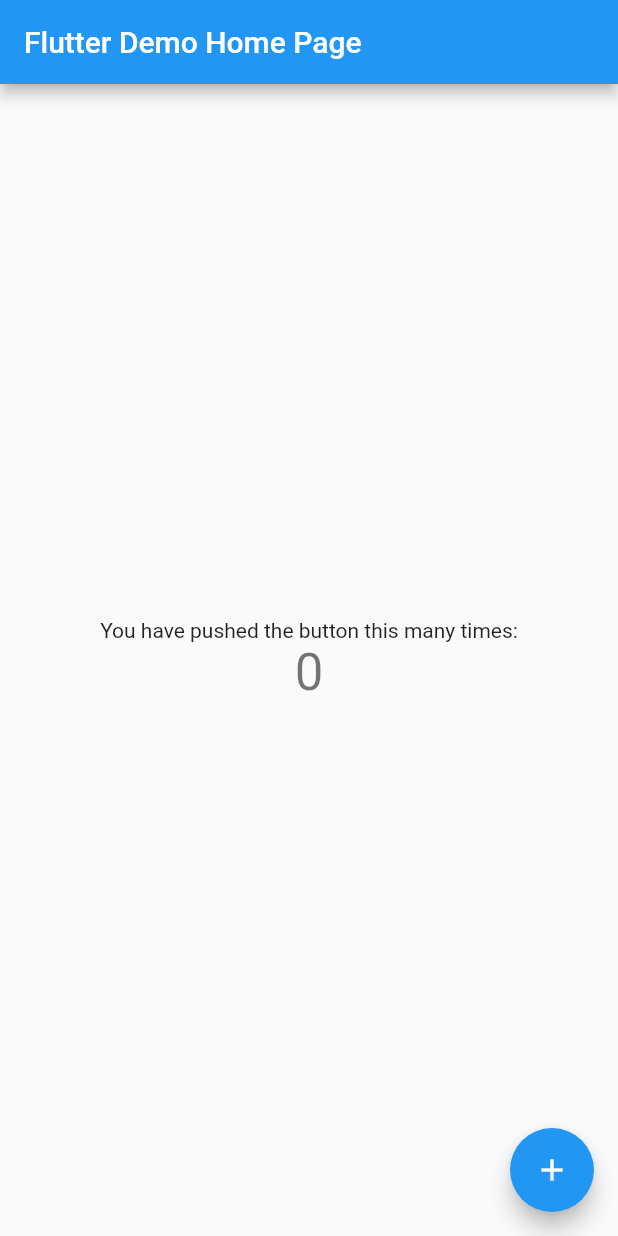
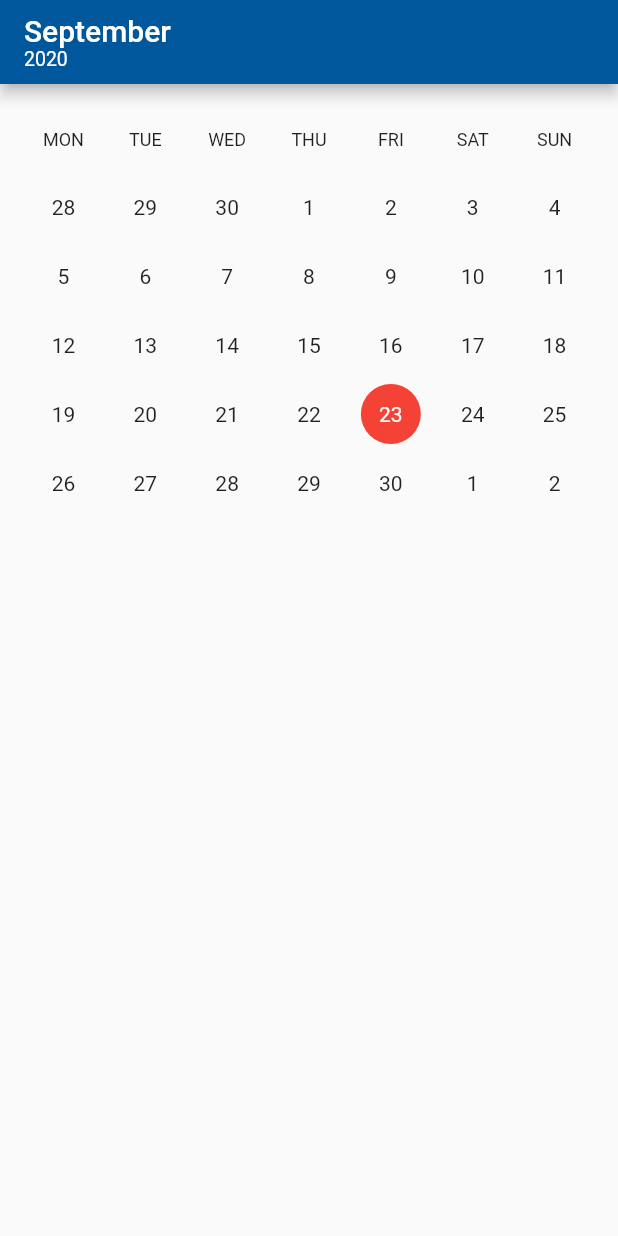
Before and after one commit to huytbt/flutter-lunar-calendar-app, a Flutter app: the screen it shows after launch, on a phone screen of 412 x 824 dp. Run offline on Flutter 3.47's test engine with Material 2 defaults, Android fonts, the phone set to English and light mode, and no system bars.

Commit message:
Show Calendar screen

```diff
--- /dev/null
+++ b/lib/calendar.dart
@@ -0,0 +1,228 @@
+import 'package:flutter/material.dart';
+
+class CalendarScreen extends StatefulWidget {
+  CalendarScreen({Key key}) : super(key: key);
+
+  @override
+  _CalendarScreenState createState() => _CalendarScreenState();
+}
+
+class _CalendarScreenState extends State<CalendarScreen> {
+  @override
+  Widget build(BuildContext context) {
+    int _date = 1;
+    return Scaffold(
+      appBar: AppBar(
+        title: Column(
+          crossAxisAlignment: CrossAxisAlignment.start,
+          children: [
+            Text('September'),
+            Text(
+              '2020',
+              style: TextStyle(
+                fontSize: 13,
+                fontWeight: FontWeight.normal,
+              ),
+            ),
+          ],
+        ),
+        centerTitle: false,
+      ),
+      body: Container(
+        padding: EdgeInsets.all(15),
+        child: Table(
+          children: [
+            TableRow(
+              children: [
+                TableCell(
+                  child: showHeader('MON'),
+                ),
+                TableCell(
+                  child: showHeader('TUE'),
+                ),
+                TableCell(
+                  child: showHeader('WED'),
+                ),
+                TableCell(
+                  child: showHeader('THU'),
+                ),
+                TableCell(
+                  child: showHeader('FRI'),
+                ),
+                TableCell(
+                  child: showHeader('SAT'),
+                ),
+                TableCell(
+                  child: showHeader('SUN'),
+                ),
+              ],
+            ),
+            TableRow(
+              children: [
+                TableCell(
+                  child: showDate(28),
+                ),
+                TableCell(
+                  child: showDate(29),
+                ),
+                TableCell(
+                  child: showDate(30),
+                ),
+                TableCell(
+                  child: showDate(_date++),
+                ),
+                TableCell(
+                  child: showDate(_date++),
+                ),
+                TableCell(
+                  child: showDate(_date++),
+                ),
+                TableCell(
+                  child: showDate(_date++),
+                ),
+              ],
+            ),
+            TableRow(
+              children: [
+                TableCell(
+                  child: showDate(_date++),
+                ),
+                TableCell(
+                  child: showDate(_date++),
+                ),
+                TableCell(
+                  child: showDate(_date++),
+                ),
+                TableCell(
+                  child: showDate(_date++),
+                ),
+                TableCell(
+                  child: showDate(_date++),
+                ),
+                TableCell(
+                  child: showDate(_date++),
+                ),
+                TableCell(
+                  child: showDate(_date++),
+                ),
+              ],
+            ),
+            TableRow(
+              children: [
+                TableCell(
+                  child: showDate(_date++),
+                ),
+                TableCell(
+                  child: showDate(_date++),
+                ),
+                TableCell(
+                  child: showDate(_date++),
+                ),
+                TableCell(
+                  child: showDate(_date++),
+                ),
+                TableCell(
+                  child: showDate(_date++),
+                ),
+                TableCell(
+                  child: showDate(_date++),
+                ),
+                TableCell(
+                  child: showDate(_date++),
+                ),
+              ],
+            ),
+            TableRow(
+              children: [
+                TableCell(
+                  child: showDate(_date++),
+                ),
+                TableCell(
+                  child: showDate(_date++),
+                ),
+                TableCell(
+                  child: showDate(_date++),
+                ),
+                TableCell(
+                  child: showDate(_date++),
+                ),
+                TableCell(
+                  child: showDate(_date++, today: true),
+                ),
+                TableCell(
+                  child: showDate(_date++),
+                ),
+                TableCell(
+                  child: showDate(_date++),
+                ),
+              ],
+            ),
+            TableRow(
+              children: [
+                TableCell(
+                  child: showDate(_date++),
+                ),
+                TableCell(
+                  child: showDate(_date++),
+                ),
+                TableCell(
+                  child: showDate(_date++),
+                ),
+                TableCell(
+                  child: showDate(_date++),
+                ),
+                TableCell(
+                  child: showDate(_date++),
+                ),
+                TableCell(
+                  child: showDate(1),
+                ),
+                TableCell(
+                  child: showDate(2),
+                ),
+              ],
+            ),
+          ],
+        ),
+      ),
+    );
+  }
+
+  Widget showHeader(String name) {
+    return Container(
+      padding: EdgeInsets.only(top: 15, bottom: 15),
+      child: Center(
+        child: Text(
+          name,
+          style: TextStyle(fontSize: 12),
+        ),
+      ),
+    );
+  }
+
+  Widget showDate(int date, {bool today = false}) {
+    if (today) {
+      return Container(
+        padding: EdgeInsets.all(3),
+        child: CircleAvatar(
+          backgroundColor: Colors.red,
+          child: Center(
+            child: Text(
+              date.toString(),
+              style: TextStyle(
+                color: Colors.white,
+                fontSize: 14,
+              ),
+            ),
+          ),
+        ),
+      );
+    }
+    return Container(
+      padding: EdgeInsets.all(15),
+      child: Center(
+        child: Text(date.toString()),
+      ),
+    );
+  }
+}
--- a/lib/main.dart
+++ b/lib/main.dart
@@ -1,4 +1,5 @@
 import 'package:flutter/material.dart';
+import 'package:lunar_calendar/calendar.dart';
 
 void main() {
   runApp(MyApp());
@@ -9,109 +10,15 @@
   @override
   Widget build(BuildContext context) {
     return MaterialApp(
-      title: 'Flutter Demo',
-      theme: ThemeData(
-        // This is the theme of your application.
-        //
-        // Try running your application with "flutter run". You'll see the
-        // application has a blue toolbar. Then, without quitting the app, try
-        // changing the primarySwatch below to Colors.green and then invoke
-        // "hot reload" (press "r" in the console where you ran "flutter run",
-        // or simply save your changes to "hot reload" in a Flutter IDE).
-        // Notice that the counter didn't reset back to zero; the application
-        // is not restarted.
-        primarySwatch: Colors.blue,
-        // This makes the visual density adapt to the platform that you run
-        // the app on. For desktop platforms, the controls will be smaller and
-        // closer together (more dense) than on mobile platforms.
-        visualDensity: VisualDensity.adaptivePlatformDensity,
+      title: 'Lunar Calendar',
+      theme: ThemeData.light().copyWith(
+        primaryColor: Colors.lightBlue[900],
       ),
-      home: MyHomePage(title: 'Flutter Demo Home Page'),
+      darkTheme: ThemeData.dark().copyWith(
+        primaryColor: Colors.black,
+        scaffoldBackgroundColor: Colors.black,
+      ),
+      home: CalendarScreen(),
     );
   }
 }
-
-class MyHomePage extends StatefulWidget {
-  MyHomePage({Key key, this.title}) : super(key: key);
-
-  // This widget is the home page of your application. It is stateful, meaning
-  // that it has a State object (defined below) that contains fields that affect
-  // how it looks.
-
-  // This class is the configuration for the state. It holds the values (in this
-  // case the title) provided by the parent (in this case the App widget) and
-  // used by the build method of the State. Fields in a Widget subclass are
-  // always marked "final".
-
-  final String title;
-
-  @override
-  _MyHomePageState createState() => _MyHomePageState();
-}
-
-class _MyHomePageState extends State<MyHomePage> {
-  int _counter = 0;
-
-  void _incrementCounter() {
-    setState(() {
-      // This call to setState tells the Flutter framework that something has
-      // changed in this State, which causes it to rerun the build method below
-      // so that the display can reflect the updated values. If we changed
-      // _counter without calling setState(), then the build method would not be
-      // called again, and so nothing would appear to happen.
-      _counter++;
-    });
-  }
-
-  @override
-  Widget build(BuildContext context) {
-    // This method is rerun every time setState is called, for instance as done
-    // by the _incrementCounter method above.
-    //
-    // The Flutter framework has been optimized to make rerunning build methods
-    // fast, so that you can just rebuild anything that needs updating rather
-    // than having to individually change instances of widgets.
-    return Scaffold(
-      appBar: AppBar(
-        // Here we take the value from the MyHomePage object that was created by
-        // the App.build method, and use it to set our appbar title.
-        title: Text(widget.title),
-      ),
-      body: Center(
-        // Center is a layout widget. It takes a single child and positions it
-        // in the middle of the parent.
-        child: Column(
-          // Column is also a layout widget. It takes a list of children and
-          // arranges them vertically. By default, it sizes itself to fit its
-          // children horizontally, and tries to be as tall as its parent.
-          //
-          // Invoke "debug painting" (press "p" in the console, choose the
-          // "Toggle Debug Paint" action from the Flutter Inspector in Android
-          // Studio, or the "Toggle Debug Paint" command in Visual Studio Code)
-          // to see the wireframe for each widget.
-          //
-          // Column has various properties to control how it sizes itself and
-          // how it positions its children. Here we use mainAxisAlignment to
-          // center the children vertically; the main axis here is the vertical
-          // axis because Columns are vertical (the cross axis would be
-          // horizontal).
-          mainAxisAlignment: MainAxisAlignment.center,
-          children: <Widget>[
-            Text(
-              'You have pushed the button this many times:',
-            ),
-            Text(
-              '$_counter',
-              style: Theme.of(context).textTheme.headline4,
-            ),
-          ],
-        ),
-      ),
-      floatingActionButton: FloatingActionButton(
-        onPressed: _incrementCounter,
-        tooltip: 'Increment',
-        child: Icon(Icons.add),
-      ), // This trailing comma makes auto-formatting nicer for build methods.
-    );
-  }
-}
```
